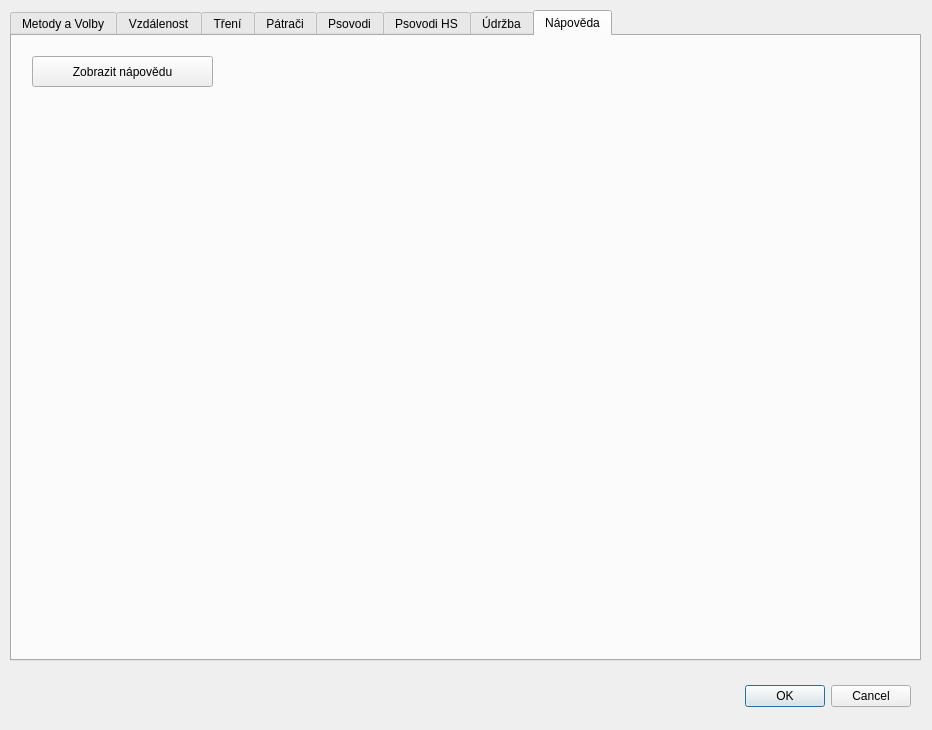
Above: ui/settings.ui from ruz76/qgis_patrac_3 before the change. Below: the same form after it.
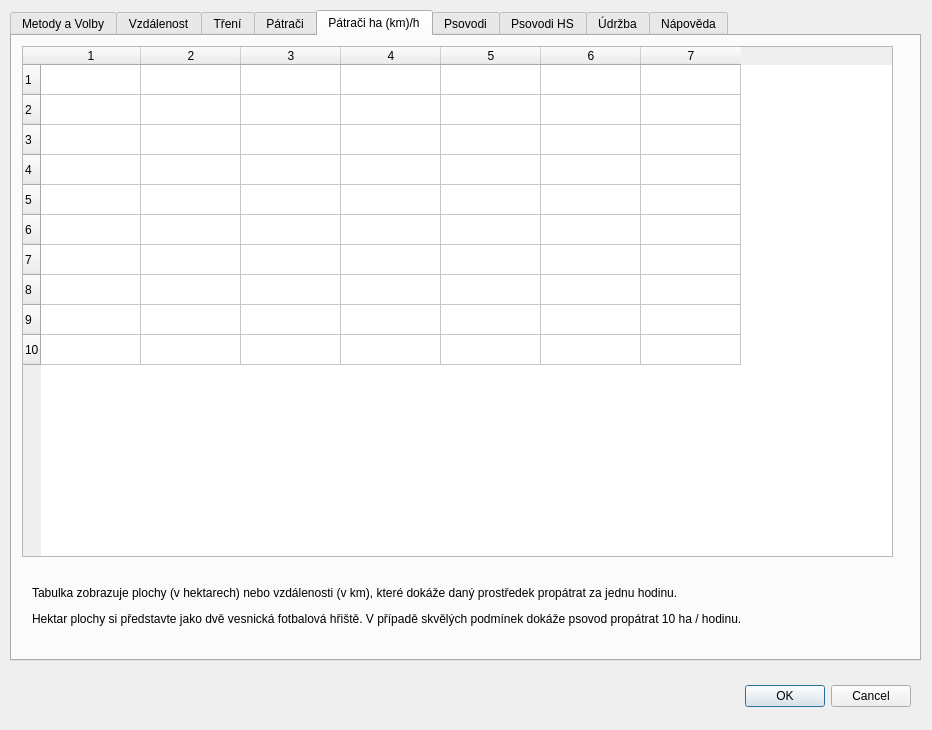
That is the form after the change.

Commit message: Search analyse based on group of organized people. Settings for speed of search.

The edit to the form file:
```diff
--- a/ui/settings.ui
+++ b/ui/settings.ui
@@ -39,7 +39,7 @@
     </rect>
    </property>
    <property name="currentIndex">
-    <number>7</number>
+    <number>4</number>
    </property>
    <widget class="QWidget" name="tab">
     <attribute name="title">
@@ -602,6 +602,60 @@
      <column/>
     </widget>
    </widget>
+   <widget class="QWidget" name="tab_UnitsTime">
+    <attribute name="title">
+     <string>Pátrači ha (km)/h</string>
+    </attribute>
+    <widget class="QTableWidget" name="tableWidgetUnitsTimes">
+     <property name="geometry">
+      <rect>
+       <x>10</x>
+       <y>10</y>
+       <width>871</width>
+       <height>511</height>
+      </rect>
+     </property>
+     <property name="rowCount">
+      <number>10</number>
+     </property>
+     <property name="columnCount">
+      <number>7</number>
+     </property>
+     <row/>
+     <row/>
+     <row/>
+     <row/>
+     <row/>
+     <row/>
+     <row/>
+     <row/>
+     <row/>
+     <row/>
+     <column/>
+     <column/>
+     <column/>
+     <column/>
+     <column/>
+     <column/>
+     <column/>
+    </widget>
+    <widget class="QLabel" name="labelUnitsTimesInfo">
+     <property name="geometry">
+      <rect>
+       <x>20</x>
+       <y>540</y>
+       <width>851</width>
+       <height>61</height>
+      </rect>
+     </property>
+     <property name="text">
+      <string>&lt;html&gt;&lt;head/&gt;&lt;body&gt;&lt;p&gt;Tabulka zobrazuje plochy (v hektarech) nebo vzdálenosti (v km), které dokáže daný prostředek propátrat za jednu hodinu. &lt;/p&gt;&lt;p&gt;Hektar plochy si představte jako dvě vesnická fotbalová hřiště. V případě skvělých podmínek dokáže psovod propátrat 10 ha / hodinu.&lt;/p&gt;&lt;/body&gt;&lt;/html&gt;</string>
+     </property>
+     <property name="wordWrap">
+      <bool>true</bool>
+     </property>
+    </widget>
+   </widget>
    <widget class="QWidget" name="tab_Users">
     <attribute name="title">
      <string>Psovodi</string>
```
The commit also changes 4 other files.
